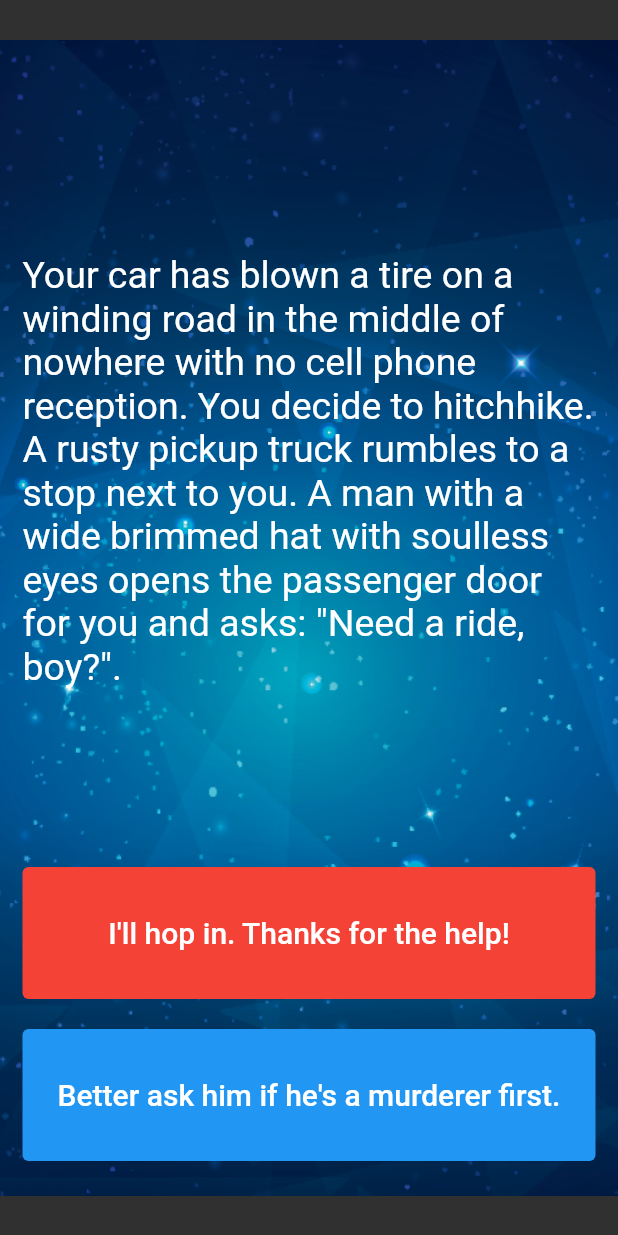
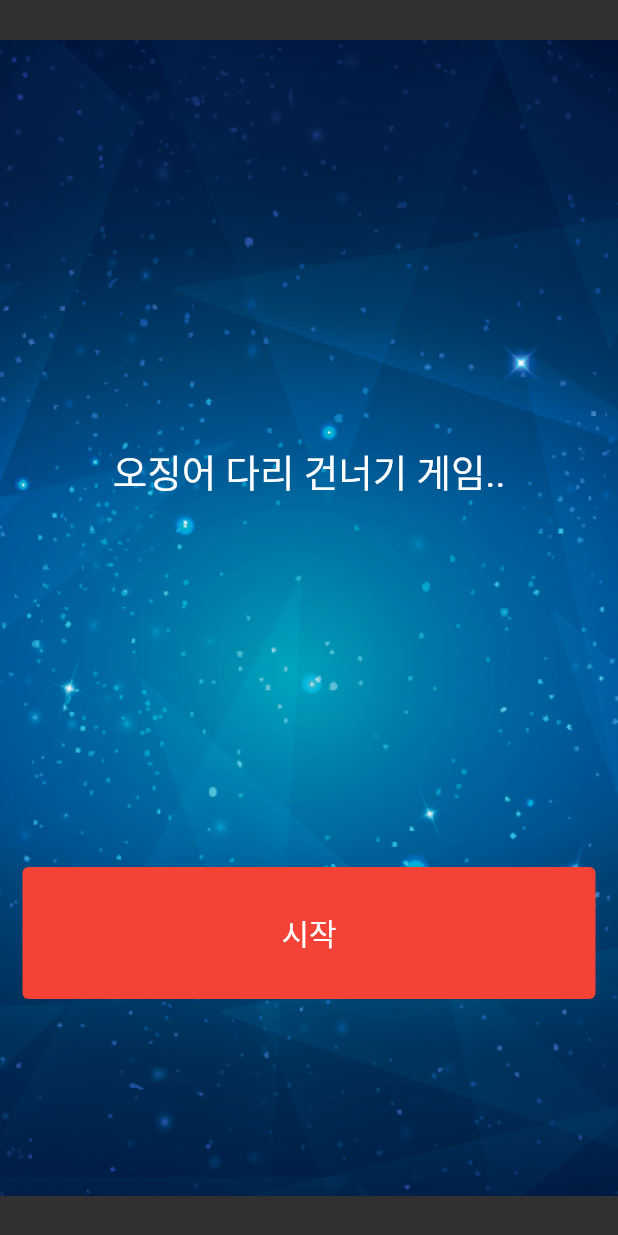
Before and after one commit to seunghonice/destiny_flutter, a Flutter app: the screen it shows after launch, on a phone screen of 412 x 824 dp. Run offline on Flutter 3.47's test engine with Material 2 defaults, Android fonts, the phone set to English and light mode, and no system bars.

Commit message:
feat: 오징어게임 형식으로 변경했다.

```diff
--- a/lib/story_brain.dart
+++ b/lib/story_brain.dart
@@ -2,36 +2,47 @@ import 'package:destiny_flutter/story.dart';
 
 class StoryBrain {
   int _storyNumber = 0;
+  List<int> answer = [1, 1, 2, 1, 2, 1, 2, 1, 2, 1, 2];
+  List<int> userAnswer = [];
   final List<Story> _storyData = [
+    Story(storyTitle: '오징어 다리 건너기 게임..', choice1: '시작', choice2: ''),
+    Story(storyTitle: '오징어 다리 건너기 게임..\n-\n-', choice1: '윗다리', choice2: '아랫다리'),
     Story(
-        storyTitle:
-            'Your car has blown a tire on a winding road in the middle of nowhere with no cell phone reception. You decide to hitchhike. A rusty pickup truck rumbles to a stop next to you. A man with a wide brimmed hat with soulless eyes opens the passenger door for you and asks: "Need a ride, boy?".',
-        choice1: 'I\'ll hop in. Thanks for the help!',
-        choice2: 'Better ask him if he\'s a murderer first.'),
+        storyTitle: '오징어 다리 건너기 게임..\nO-\nX-', choice1: '윗다리', choice2: '아랫다리'),
     Story(
-        storyTitle: 'He nods slowly, unphased by the question.',
-        choice1: 'At least he\'s honest. I\'ll climb in.',
-        choice2: 'Wait, I know how to change a tire.'),
+        storyTitle: '오징어 다리 건너기 게임..\nOX-\nXO-',
+        choice1: '윗다리',
+        choice2: '아랫다리'),
     Story(
-        storyTitle:
-            'As you begin to drive, the stranger starts talking about his relationship with his mother. He gets angrier and angrier by the minute. He asks you to open the glovebox. Inside you find a bloody knife, two severed fingers, and a cassette tape of Elton John. He reaches for the glove box.',
-        choice1: 'I love Elton John! Hand him the cassette tape.',
-        choice2: 'It\'s him or me! You take the knife and stab him.'),
+        storyTitle: '오징어 다리 건너기 게임..\nOXO-\nXOX-',
+        choice1: '윗다리',
+        choice2: '아랫다리'),
     Story(
-        storyTitle:
-            'What? Such a cop out! Did you know traffic accidents are the second leading cause of accidental death for most adult age groups?',
-        choice1: 'Restart',
-        choice2: ''),
+        storyTitle: '오징어 다리 건너기 게임..\nOXOX-\nXOXO-',
+        choice1: '윗다리',
+        choice2: '아랫다리'),
     Story(
-        storyTitle:
-            'As you smash through the guardrail and careen towards the jagged rocks below you reflect on the dubious wisdom of stabbing someone while they are driving a car you are in.',
-        choice1: 'Restart',
-        choice2: ''),
+        storyTitle: '오징어 다리 건너기 게임..\nOXOXO-\nXOXOX-',
+        choice1: '윗다리',
+        choice2: '아랫다리'),
     Story(
-        storyTitle:
-            'You bond with the murderer while crooning verses of "Can you feel the love tonight". He drops you off at the next town. Before you go he asks you if you know any good places to dump bodies. You reply: "Try the pier".',
-        choice1: 'Restart',
-        choice2: '')
+        storyTitle: '오징어 다리 건너기 게임..\nOXOXOX-\nXOXOXO-',
+        choice1: '윗다리',
+        choice2: '아랫다리'),
+    Story(
+        storyTitle: '오징어 다리 건너기 게임..\nOXOXOXO-\nXOXOXOX-',
+        choice1: '윗다리',
+        choice2: '아랫다리'),
+    Story(
+        storyTitle: '오징어 다리 건너기 게임..\nOXOXOXOX-\nXOXOXOXO-',
+        choice1: '윗다리',
+        choice2: '아랫다리'),
+    Story(
+        storyTitle: '오징어 다리 건너기 게임..\nOXOXOXOXO-\nXOXOXOXOX-',
+        choice1: '윗다리',
+        choice2: '아랫다리'),
+    Story(storyTitle: '오징어 다리 건너기 게임..\nOXOXOXOXOX\nXOXOXOXOXO\n우승!', choice1: '처음으로', choice2: ''),
+    Story(storyTitle: '죽음!!!', choice1: '처음으로', choice2: '')
   ];
 
   String getStory() => _storyData[_storyNumber].storyTitle;
@@ -41,21 +52,15 @@ class StoryBrain {
   String getChoice2() => _storyData[_storyNumber].choice2;
 
   void nextStory(int choiceNumber) {
-    switch (_storyNumber) {
-      case 0:
-        _storyNumber = choiceNumber == 1 ? 2 : 1;
-        break;
-      case 1:
-        _storyNumber = choiceNumber == 1 ? 2 : 3;
-        break;
-      case 2:
-        _storyNumber = choiceNumber == 1 ? 5 : 4;
-        break;
-      default:
-        _storyNumber = 0;
-        break;
+    userAnswer.add(choiceNumber);
+    if (_storyNumber > 10) {
+      _storyNumber = 0;
+    } else if (userAnswer.last != answer[_storyNumber]) {
+      _storyNumber = 12;
+    } else {
+      _storyNumber++;
     }
   }
 
-  bool buttonShouldBeVisible() => _storyNumber < 3 ? true : false;
+  bool buttonShouldBeVisible() => getChoice2() != '';
 }
```
